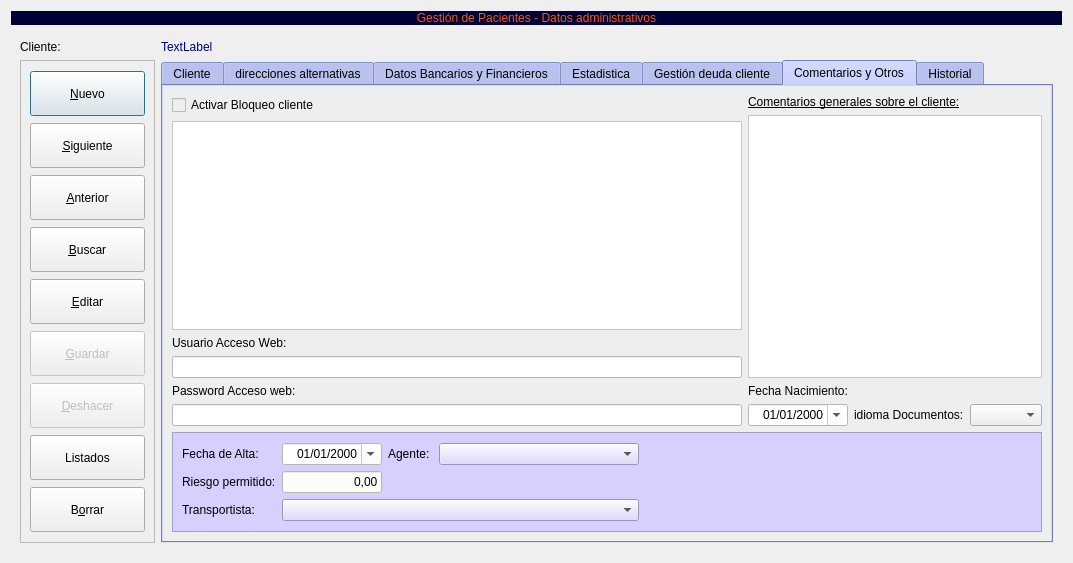
Qt form Zona_Pacientes/frmClientes.ui (arcnexus/RedFoX) before a commit.
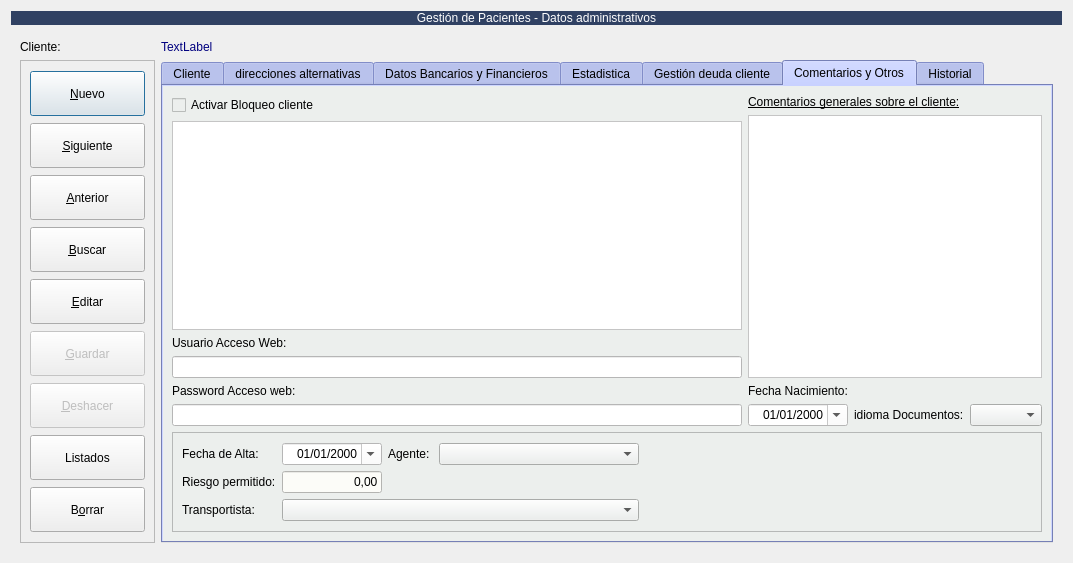
The same form after that commit. The open tabs and pages were chosen to show the change. Icons and pictures are not drawn. Custom widgets are drawn as their Qt base class.

```diff
--- a/Zona_Pacientes/frmClientes.ui
+++ b/Zona_Pacientes/frmClientes.ui
@@ -3304,9 +3304,6 @@
                <height>100</height>
               </size>
              </property>
-             <property name="styleSheet">
-              <string notr="true">background-color: rgb(214, 208, 255);</string>
-             </property>
              <property name="frameShape">
               <enum>QFrame::StyledPanel</enum>
              </property>
@@ -4332,9 +4329,9 @@
       </size>
      </property>
      <property name="styleSheet">
-      <string notr="true">color: rgb(255, 85, 0);
+      <string notr="true">color: rgb(255, 255, 255);
 font: 75 16pt &quot;Nimbus Sans L&quot;;
-background-color: rgb(0, 0, 57);</string>
+background-color: #304163;</string>
      </property>
      <property name="text">
       <string>Gestión de Pacientes - Datos administrativos</string>
```
Left out of the diff: 2 changed lines with no effect on the pictures.
